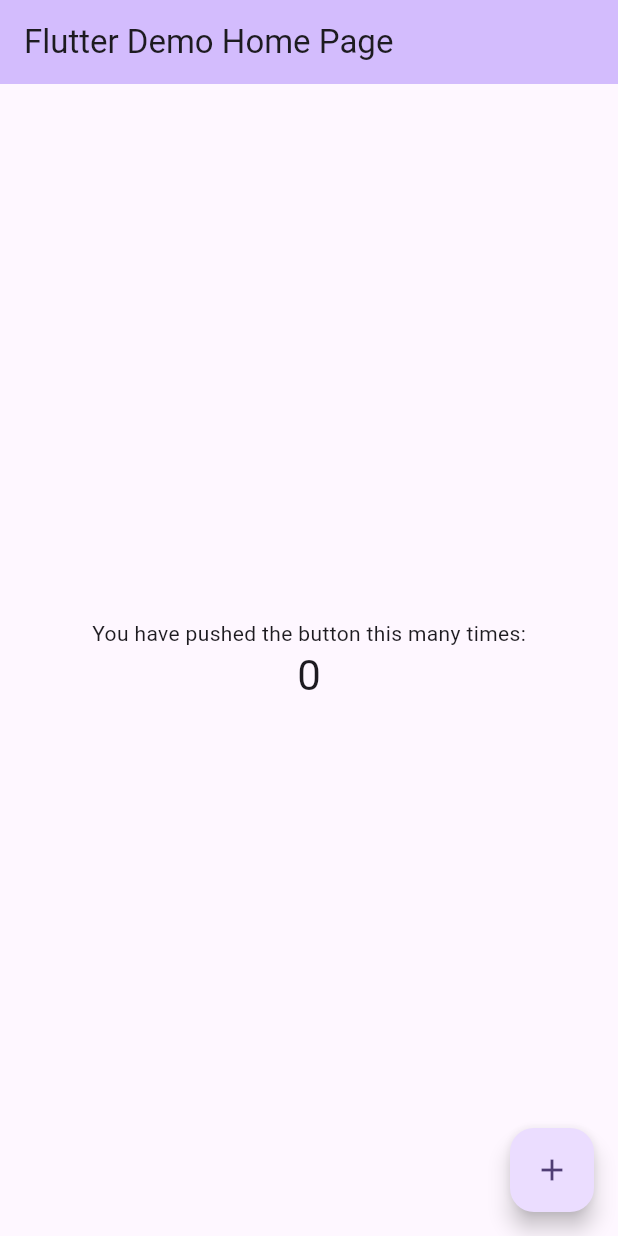
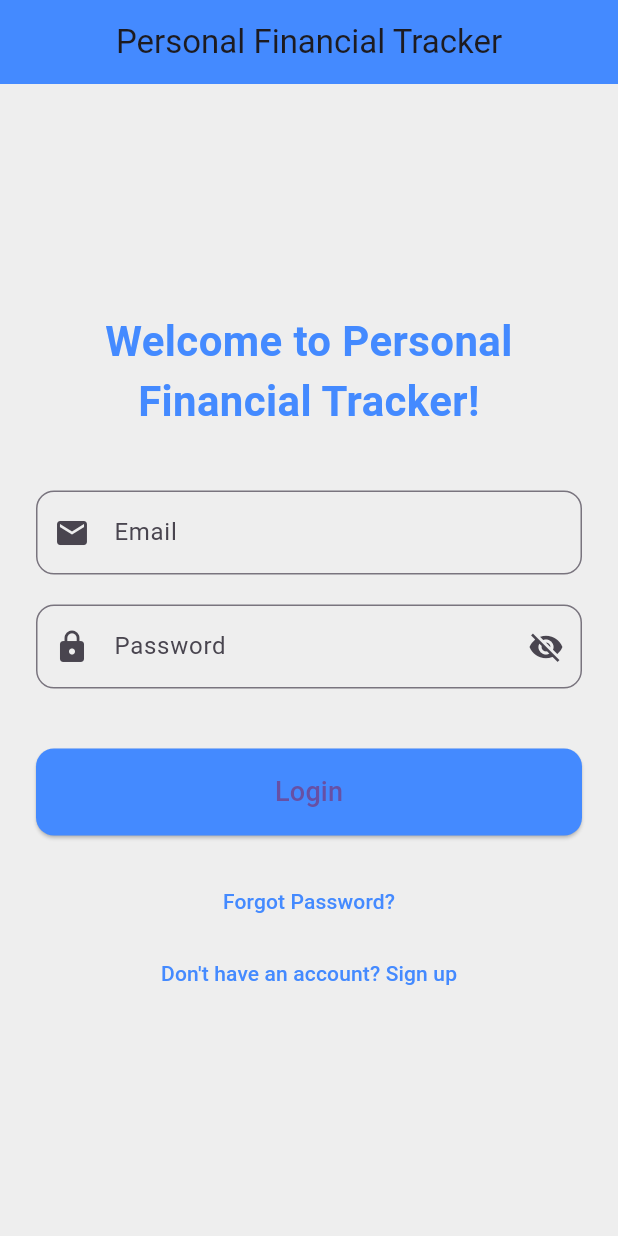
Before and after one commit to MarianNULP/Meal_Tracker, a Flutter app: the screen it shows after launch, on a phone screen of 412 x 824 dp. Run offline on Flutter 3.47's test engine with Material 3 defaults, Android fonts, the phone set to English and light mode, and no system bars.

Commit message:
Завантажити нові дані в лаб 2

```diff
--- /dev/null
+++ b/lib/login_screen.dart
@@ -0,0 +1,165 @@
+import 'package:flutter/material.dart';
+import 'package:meal_tracker/user_menu.dart'; // Імпортуємо user_menu
+
+class LoginScreen extends StatefulWidget {
+  @override
+  _LoginScreenState createState() => _LoginScreenState();
+}
+
+class _LoginScreenState extends State<LoginScreen> {
+  final TextEditingController _emailController = TextEditingController();
+  final TextEditingController _passwordController = TextEditingController();
+  final _formKey = GlobalKey<FormState>();
+  bool _isPasswordVisible = false;
+
+  void _login() {
+    final email = _emailController.text;
+    final password = _passwordController.text;
+
+    if (_formKey.currentState!.validate()) {
+      if (email == "test@example.com" && password == "password") {
+        ScaffoldMessenger.of(context).showSnackBar(
+          SnackBar(
+            content: Text("Login successful!"),
+            backgroundColor: Colors.green,
+          ),
+        );
+        // Переходимо на головне меню при успішному логіні
+        Navigator.push(
+          context,
+          MaterialPageRoute(builder: (context) => UserMenu()),
+        );
+      } else {
+        ScaffoldMessenger.of(context).showSnackBar(
+          SnackBar(
+            content: Text("Invalid email or password"),
+            backgroundColor: Colors.red,
+          ),
+        );
+      }
+    }
+  }
+
+  @override
+  Widget build(BuildContext context) {
+    return Scaffold(
+      backgroundColor: Colors.grey[200],
+      appBar: AppBar(
+        title: Text('Personal Financial Tracker'),
+        centerTitle: true,
+        backgroundColor: Colors.blueAccent,
+        elevation: 0,
+      ),
+      body: Center(
+        child: SingleChildScrollView(
+          child: Padding(
+            padding: const EdgeInsets.all(24.0),
+            child: Form(
+              key: _formKey,
+              child: Column(
+                crossAxisAlignment: CrossAxisAlignment.stretch,
+                children: [
+                  Text(
+                    'Welcome to Personal Financial Tracker!',
+                    textAlign: TextAlign.center,
+                    style: TextStyle(
+                      fontSize: 28,
+                      fontWeight: FontWeight.bold,
+                      color: Colors.blueAccent,
+                    ),
+                  ),
+                  SizedBox(height: 40),
+                  TextFormField(
+                    controller: _emailController,
+                    decoration: InputDecoration(
+                      labelText: 'Email',
+                      prefixIcon: Icon(Icons.email),
+                      border: OutlineInputBorder(
+                        borderRadius: BorderRadius.circular(12.0),
+                      ),
+                    ),
+                    keyboardType: TextInputType.emailAddress,
+                    validator: (value) {
+                      if (value == null || value.isEmpty) {
+                        return 'Please enter your email';
+                      } else if (!RegExp(r'\S+@\S+\.\S+').hasMatch(value)) {
+                        return 'Please enter a valid email';
+                      }
+                      return null;
+                    },
+                  ),
+                  SizedBox(height: 20),
+                  TextFormField(
+                    controller: _passwordController,
+                    obscureText: !_isPasswordVisible,
+                    decoration: InputDecoration(
+                      labelText: 'Password',
+                      prefixIcon: Icon(Icons.lock),
+                      suffixIcon: IconButton(
+                        icon: Icon(
+                          _isPasswordVisible
+                              ? Icons.visibility
+                              : Icons.visibility_off,
+                        ),
+                        onPressed: () {
+                          setState(() {
+                            _isPasswordVisible = !_isPasswordVisible;
+                          });
+                        },
+                      ),
+                      border: OutlineInputBorder(
+                        borderRadius: BorderRadius.circular(12.0),
+                      ),
+                    ),
+                    validator: (value) {
+                      if (value == null || value.isEmpty) {
+                        return 'Please enter your password';
+                      } else if (value.length < 6) {
+                        return 'Password must be at least 6 characters';
+                      }
+                      return null;
+                    },
+                  ),
+                  SizedBox(height: 40),
+                  ElevatedButton(
+                    onPressed: _login,
+                    style: ElevatedButton.styleFrom(
+                      padding: EdgeInsets.symmetric(vertical: 16.0),
+                      shape: RoundedRectangleBorder(
+                        borderRadius: BorderRadius.circular(12.0),
+                      ),
+                      backgroundColor: Colors.blueAccent,
+                    ),
+                    child: Text(
+                      'Login',
+                      style: TextStyle(fontSize: 18),
+                    ),
+                  ),
+                  SizedBox(height: 20),
+                  TextButton(
+                    onPressed: () {
+                      // Дії на забутий пароль
+                    },
+                    child: Text(
+                      'Forgot Password?',
+                      style: TextStyle(color: Colors.blueAccent),
+                    ),
+                  ),
+                  TextButton(
+                    onPressed: () {
+                      // Дії на реєстрацію
+                    },
+                    child: Text(
+                      'Don\'t have an account? Sign up',
+                      style: TextStyle(color: Colors.blueAccent),
+                    ),
+                  ),
+                ],
+              ),
+            ),
+          ),
+        ),
+      ),
+    );
+  }
+}
--- a/lib/main.dart
+++ b/lib/main.dart
@@ -1,4 +1,5 @@
 import 'package:flutter/material.dart';
+import 'package:meal_tracker/login_screen.dart';
 
 void main() {
   runApp(const MyApp());
@@ -7,119 +8,14 @@
 class MyApp extends StatelessWidget {
   const MyApp({super.key});
 
-  // This widget is the root of your application.
   @override
   Widget build(BuildContext context) {
     return MaterialApp(
-      title: 'Flutter Demo',
+      title: 'Login Demo',
       theme: ThemeData(
-        // This is the theme of your application.
-        //
-        // TRY THIS: Try running your application with "flutter run". You'll see
-        // the application has a purple toolbar. Then, without quitting the app,
-        // try changing the seedColor in the colorScheme below to Colors.green
-        // and then invoke "hot reload" (save your changes or press the "hot
-        // reload" button in a Flutter-supported IDE, or press "r" if you used
-        // the command line to start the app).
-        //
-        // Notice that the counter didn't reset back to zero; the application
-        // state is not lost during the reload. To reset the state, use hot
-        // restart instead.
-        //
-        // This works for code too, not just values: Most code changes can be
-        // tested with just a hot reload.
-        colorScheme: ColorScheme.fromSeed(seedColor: Colors.deepPurple),
-        useMaterial3: true,
+        primarySwatch: Colors.blue,
       ),
-      home: const MyHomePage(title: 'Flutter Demo Home Page'),
+      home: LoginScreen(), // Головний екран - екран логіну
     );
   }
 }
-
-class MyHomePage extends StatefulWidget {
-  const MyHomePage({super.key, required this.title});
-
-  // This widget is the home page of your application. It is stateful, meaning
-  // that it has a State object (defined below) that contains fields that affect
-  // how it looks.
-
-  // This class is the configuration for the state. It holds the values (in this
-  // case the title) provided by the parent (in this case the App widget) and
-  // used by the build method of the State. Fields in a Widget subclass are
-  // always marked "final".
-
-  final String title;
-
-  @override
-  State<MyHomePage> createState() => _MyHomePageState();
-}
-
-class _MyHomePageState extends State<MyHomePage> {
-  int _counter = 0;
-
-  void _incrementCounter() {
-    setState(() {
-      // This call to setState tells the Flutter framework that something has
-      // changed in this State, which causes it to rerun the build method below
-      // so that the display can reflect the updated values. If we changed
-      // _counter without calling setState(), then the build method would not be
-      // called again, and so nothing would appear to happen.
-      _counter++;
-    });
-  }
-
-  @override
-  Widget build(BuildContext context) {
-    // This method is rerun every time setState is called, for instance as done
-    // by the _incrementCounter method above.
-    //
-    // The Flutter framework has been optimized to make rerunning build methods
-    // fast, so that you can just rebuild anything that needs updating rather
-    // than having to individually change instances of widgets.
-    return Scaffold(
-      appBar: AppBar(
-        // TRY THIS: Try changing the color here to a specific color (to
-        // Colors.amber, perhaps?) and trigger a hot reload to see the AppBar
-        // change color while the other colors stay the same.
-        backgroundColor: Theme.of(context).colorScheme.inversePrimary,
-        // Here we take the value from the MyHomePage object that was created by
-        // the App.build method, and use it to set our appbar title.
-        title: Text(widget.title),
-      ),
-      body: Center(
-        // Center is a layout widget. It takes a single child and positions it
-        // in the middle of the parent.
-        child: Column(
-          // Column is also a layout widget. It takes a list of children and
-          // arranges them vertically. By default, it sizes itself to fit its
-          // children horizontally, and tries to be as tall as its parent.
-          //
-          // Column has various properties to control how it sizes itself and
-          // how it positions its children. Here we use mainAxisAlignment to
-          // center the children vertically; the main axis here is the vertical
-          // axis because Columns are vertical (the cross axis would be
-          // horizontal).
-          //
-          // TRY THIS: Invoke "debug painting" (choose the "Toggle Debug Paint"
-          // action in the IDE, or press "p" in the console), to see the
-          // wireframe for each widget.
-          mainAxisAlignment: MainAxisAlignment.center,
-          children: <Widget>[
-            const Text(
-              'You have pushed the button this many times:',
-            ),
-            Text(
-              '$_counter',
-              style: Theme.of(context).textTheme.headlineMedium,
-            ),
-          ],
-        ),
-      ),
-      floatingActionButton: FloatingActionButton(
-        onPressed: _incrementCounter,
-        tooltip: 'Increment',
-        child: const Icon(Icons.add),
-      ), // This trailing comma makes auto-formatting nicer for build methods.
-    );
-  }
-}
```
Also changed, not shown: lib/user_menu.dart (added, +106 -0 lines).
